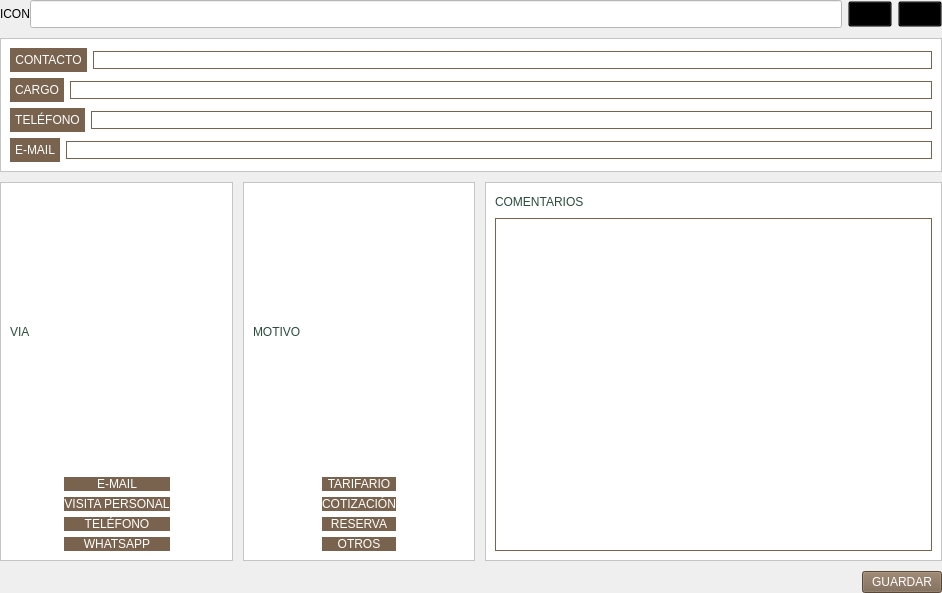
This is page_1.ui in altitude-solutions/Camino_Real_Desktop as Qt 5 draws it before an edit. The edited form follows.
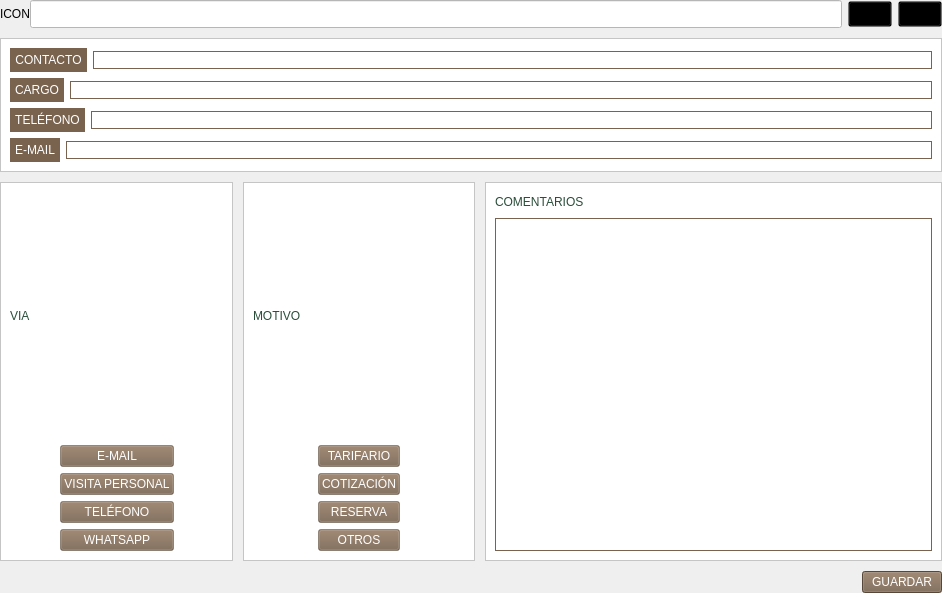
This is the edited form.

What changed in the file:
```diff
--- a/page_1.ui
+++ b/page_1.ui
@@ -356,10 +356,9 @@
             <item>
              <widget class="QPushButton" name="pushButton">
               <property name="styleSheet">
-               <string notr="true">border-style:outset;
-font: 12pt &quot;MS Shell Dlg 2&quot;;
+               <string notr="true">font: 12pt &quot;MS Shell Dlg 2&quot;;
 color:white;
-background-color:#79634E;
+background-color:rgba(121,99,78,50%);;
 min-width:8.5em;
 max-width:8.5em;
 min-height:2.5em;
@@ -373,10 +372,9 @@
             <item>
              <widget class="QPushButton" name="pushButton_2">
               <property name="styleSheet">
-               <string notr="true">border-style:outset;
-font: 12pt &quot;MS Shell Dlg 2&quot;;
+               <string notr="true">font: 12pt &quot;MS Shell Dlg 2&quot;;
 color:white;
-background-color:#79634E;
+background-color:rgba(121,99,78,50%);;
 min-width:8.5em;
 max-width:8.5em;
 min-height:2.5em;
@@ -390,10 +388,9 @@
             <item>
              <widget class="QPushButton" name="pushButton_3">
               <property name="styleSheet">
-               <string notr="true">border-style:outset;
-font: 12pt &quot;MS Shell Dlg 2&quot;;
+               <string notr="true">font: 12pt &quot;MS Shell Dlg 2&quot;;
 color:white;
-background-color:#79634E;
+background-color:rgba(121,99,78,50%);;
 min-width:8.5em;
 max-width:8.5em;
 min-height:2.5em;
@@ -407,10 +404,9 @@
             <item>
              <widget class="QPushButton" name="pushButton_4">
               <property name="styleSheet">
-               <string notr="true">border-style:outset;
-font: 12pt &quot;MS Shell Dlg 2&quot;;
+               <string notr="true">font: 12pt &quot;MS Shell Dlg 2&quot;;
 color:white;
-background-color:#79634E;
+background-color:rgba(121,99,78,50%);;
 min-width:8.5em;
 max-width:8.5em;
 min-height:2.5em;
@@ -501,10 +497,9 @@
             <item>
              <widget class="QPushButton" name="pushButton_5">
               <property name="styleSheet">
-               <string notr="true">border-style:outset;
-font: 12pt &quot;MS Shell Dlg 2&quot;;
+               <string notr="true">font: 12pt &quot;MS Shell Dlg 2&quot;;
 color:white;
-background-color:#79634E;
+background-color:rgba(121,99,78,50%);;
 min-width:8.5em;
 max-width:8.5em;
 min-height:2.5em;
@@ -518,10 +513,9 @@
             <item>
              <widget class="QPushButton" name="pushButton_6">
               <property name="styleSheet">
-               <string notr="true">border-style:outset;
-font: 12pt &quot;MS Shell Dlg 2&quot;;
+               <string notr="true">font: 12pt &quot;MS Shell Dlg 2&quot;;
 color:white;
-background-color:#79634E;
+background-color:rgba(121,99,78,50%);;
 min-width:8.5em;
 max-width:8.5em;
 min-height:2.5em;
@@ -535,10 +529,9 @@
             <item>
              <widget class="QPushButton" name="pushButton_7">
               <property name="styleSheet">
-               <string notr="true">border-style:outset;
-font: 12pt &quot;MS Shell Dlg 2&quot;;
+               <string notr="true">font: 12pt &quot;MS Shell Dlg 2&quot;;
 color:white;
-background-color:#79634E;
+background-color:rgba(121,99,78,50%);;
 min-width:8.5em;
 max-width:8.5em;
 min-height:2.5em;
@@ -552,10 +545,9 @@
             <item>
              <widget class="QPushButton" name="pushButton_8">
               <property name="styleSheet">
-               <string notr="true">border-style:outset;
-font: 12pt &quot;MS Shell Dlg 2&quot;;
+               <string notr="true">font: 12pt &quot;MS Shell Dlg 2&quot;;
 color:white;
-background-color:#79634E;
+background-color:rgba(121,99,78,50%);;
 min-width:8.5em;
 max-width:8.5em;
 min-height:2.5em;
```
Left out of the diff: 23 changed lines with no effect on the pictures.
